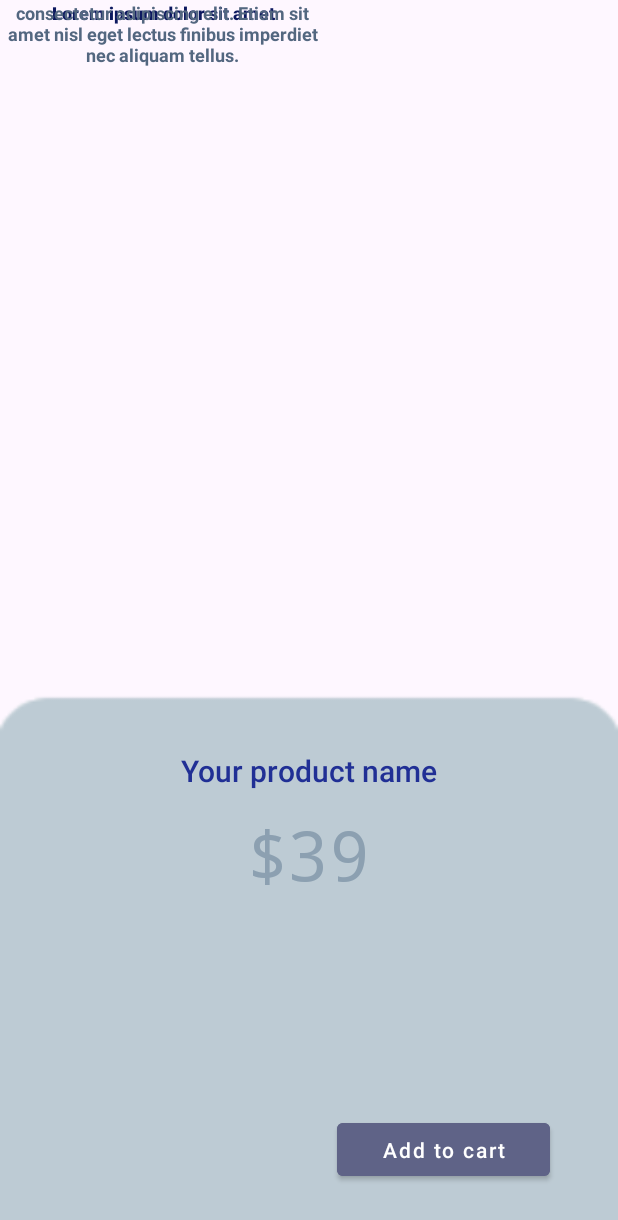
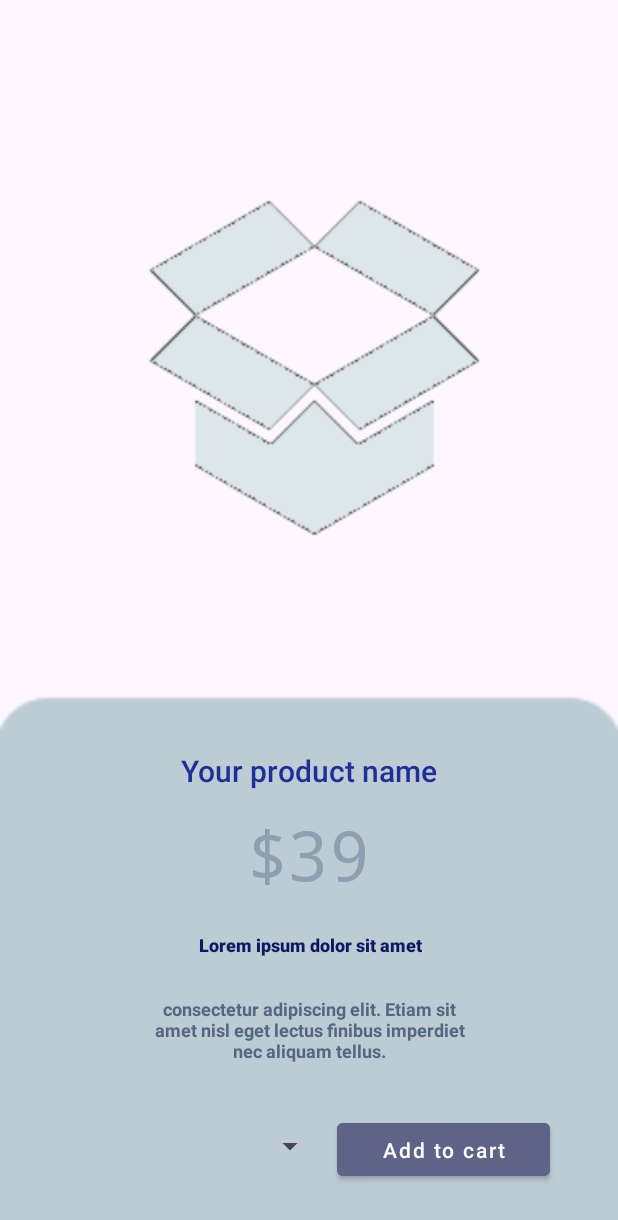
Before and after one commit to Hector-glitch/DosLayouts2, an Android app: the screen it shows after launch (MainActivity), on a phone screen of 412 x 824 dp. Shown: the top 1220 px of the screen. Run offline under Robolectric (Android 15) with nearby library versions, the phone set to English and light mode, and no system bars.

Commit message:
Second Commit

```diff
--- /dev/null
+++ b/app/src/main/res/drawable/baseline_token_24.xml
@@ -0,0 +1,5 @@
+<vector xmlns:android="http://schemas.android.com/apk/res/android" android:height="24dp" android:tint="#000000" android:viewportHeight="24" android:viewportWidth="24" android:width="24dp">
+
+    <path android:fillColor="@android:color/white" android:pathData="M19.97,6.43L12,2L4.03,6.43L9.1,9.24C9.83,8.48 10.86,8 12,8s2.17,0.48 2.9,1.24L19.97,6.43zM10,12c0,-1.1 0.9,-2 2,-2s2,0.9 2,2s-0.9,2 -2,2S10,13.1 10,12zM11,21.44L3,17V8.14l5.13,2.85C8.04,11.31 8,11.65 8,12c0,1.86 1.27,3.43 3,3.87V21.44zM13,21.44v-5.57c1.73,-0.44 3,-2.01 3,-3.87c0,-0.35 -0.04,-0.69 -0.13,-1.01L21,8.14L21,17L13,21.44z"/>
+
+</vector>
--- a/app/src/main/res/layout/activity_main.xml
+++ b/app/src/main/res/layout/activity_main.xml
@@ -53,20 +53,28 @@
         android:textColor="#0C185F"
         android:textSize="12sp"
         android:textStyle="bold"
-        tools:layout_editor_absoluteX="97dp"
-        tools:layout_editor_absoluteY="543dp" />
+        app:layout_constraintBottom_toBottomOf="parent"
+        app:layout_constraintEnd_toEndOf="parent"
+        app:layout_constraintHorizontal_bias="0.505"
+        app:layout_constraintStart_toStartOf="parent"
+        app:layout_constraintTop_toTopOf="parent"
+        app:layout_constraintVertical_bias="0.773" />
 
     <TextView
         android:id="@+id/textView7"
         android:layout_width="216dp"
         android:layout_height="47dp"
+        android:layout_marginTop="10dp"
         android:text="consectetur adipiscing elit. Etiam sit amet nisl eget lectus finibus imperdiet nec aliquam tellus."
         android:textAlignment="center"
         android:textColor="#536780"
         android:textSize="12sp"
         android:textStyle="bold"
-        tools:layout_editor_absoluteX="95dp"
-        tools:layout_editor_absoluteY="573dp" />
+        app:layout_constraintBottom_toBottomOf="parent"
+        app:layout_constraintEnd_toEndOf="parent"
+        app:layout_constraintStart_toStartOf="parent"
+        app:layout_constraintTop_toTopOf="parent"
+        app:layout_constraintVertical_bias="0.853" />
 
     <Button
         android:id="@+id/button"
@@ -88,4 +96,32 @@
         app:layout_constraintVertical_bias="0.956"
         app:strokeColor="#4D537A" />
 
+    <Spinner
+        android:id="@+id/spinner"
+        android:layout_width="122dp"
+        android:layout_height="30dp"
+        android:layout_marginTop="28dp"
+        android:layout_marginEnd="10dp"
+        android:dropDownSelector="@color/black"
+        app:layout_constraintBottom_toBottomOf="parent"
+        app:layout_constraintEnd_toEndOf="parent"
+        app:layout_constraintHorizontal_bias="0.34"
+        app:layout_constraintStart_toStartOf="parent"
+        app:layout_constraintTop_toTopOf="parent"
+        app:layout_constraintVertical_bias="0.942" />
+
+    <ImageView
+        android:id="@+id/imageView3"
+        android:layout_width="274dp"
+        android:layout_height="285dp"
+        android:layout_marginStart="72dp"
+        android:layout_marginTop="74dp"
+        android:layout_marginEnd="65dp"
+        android:layout_marginBottom="83dp"
+        app:layout_constraintBottom_toTopOf="@+id/textView4"
+        app:layout_constraintEnd_toEndOf="parent"
+        app:layout_constraintStart_toStartOf="parent"
+        app:layout_constraintTop_toTopOf="parent"
+        app:srcCompat="@drawable/caja_icon" />
+
 </androidx.constraintlayout.widget.ConstraintLayout>
--- /dev/null
+++ b/app/src/main/res/values/spinner.xml
@@ -0,0 +1,11 @@
+<?xml version="1.0" encoding="utf-8"?>
+<resources>
+    <string name="app_name">dropDownMenuExample</string>
+    <string-array name="DELUXE">
+        <item>C</item>
+        <item>C++</item>
+        <item>Java</item>
+        <item>JavaScript</item>
+        <item>VisualBasic</item>
+    </string-array>
+</resources>
```
Also changed, not shown: app/src/main/res/drawable/caja_icon.png (added).
